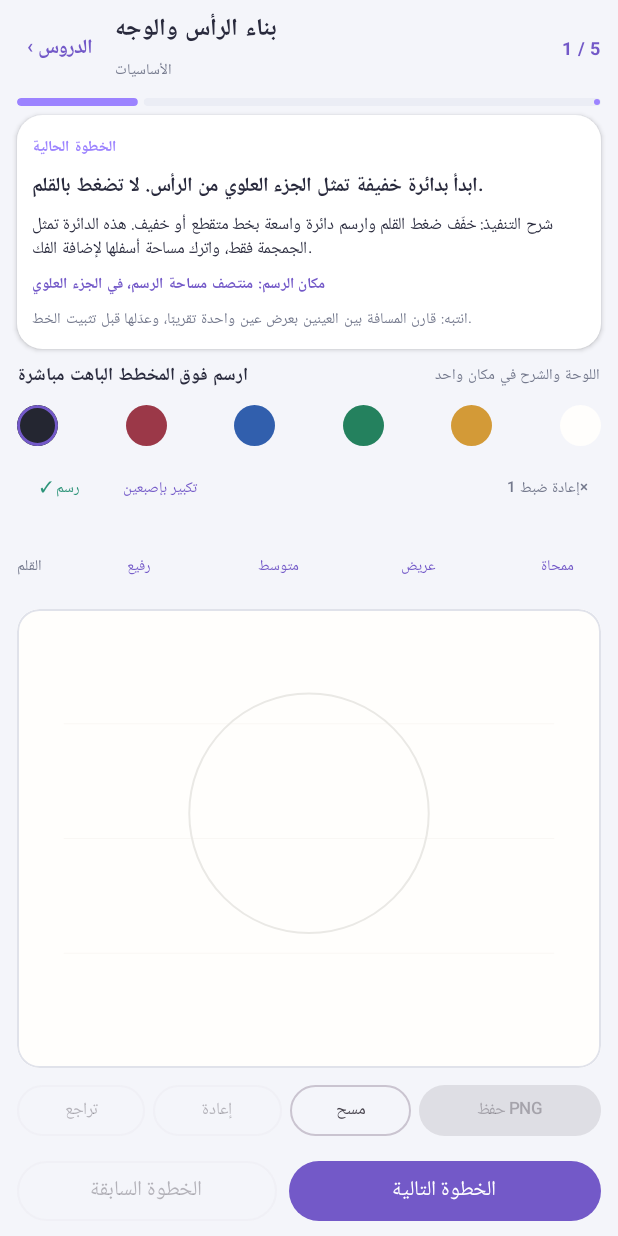
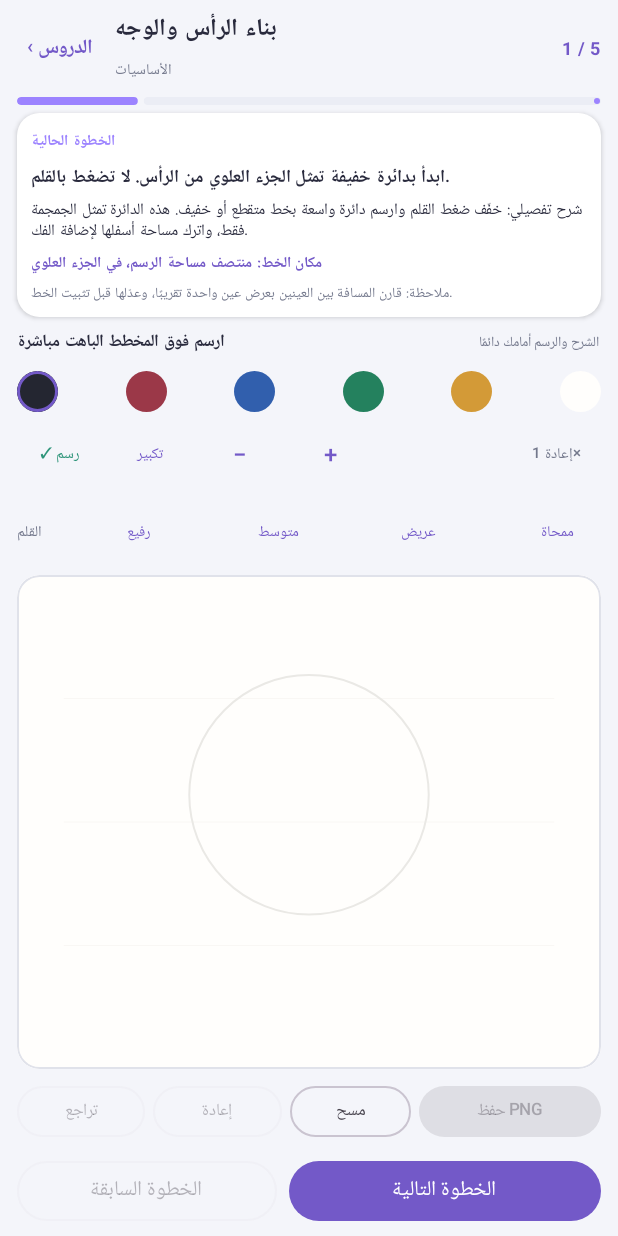
Before and after one commit to a730889067-sys/fluffy-waddle, an Android app built with Jetpack Compose: the screen it shows after launch (MainActivity), after a tap on an icon or button, on a phone screen of 412 x 824 dp. Run offline under Robolectric (Android 15) with nearby library versions, the phone set to English and light mode, and no system bars.

Commit message:
Improve integrated drawing lesson, reference zoom, and canvas export

```diff
--- a/anime-art-academy/app/src/main/java/com/animeartacademy/MainActivity.kt
+++ b/anime-art-academy/app/src/main/java/com/animeartacademy/MainActivity.kt
@@ -40,11 +40,14 @@ import androidx.compose.ui.graphics.drawscope.Stroke
 import androidx.compose.ui.graphics.toArgb
 import androidx.compose.ui.graphics.graphicsLayer
 import androidx.compose.ui.layout.ContentScale
+import androidx.compose.ui.layout.onSizeChanged
 import androidx.compose.ui.res.painterResource
 import androidx.compose.ui.input.pointer.pointerInput
 import androidx.compose.ui.text.font.FontWeight
+import androidx.compose.ui.unit.IntSize
 import androidx.compose.ui.unit.dp
 import androidx.compose.ui.unit.sp
+import androidx.compose.ui.window.Dialog
 
 private val Background = Color(0xFFF4F5FA)
 private val SurfaceDark = Color(0xFFFFFFFF)
@@ -538,9 +541,12 @@ private fun LessonScreen(
     isCompleted: Boolean,
     onComplete: () -> Unit
 ) {
+    var showReferenceImage by remember(lesson.id) { mutableStateOf(false) }
+    val portrait = characterPortrait(lesson)
+
     Column(
         Modifier.fillMaxSize().background(Background).padding(horizontal = 11.dp, vertical = 6.dp),
-        verticalArrangement = Arrangement.spacedBy(6.dp)
+        verticalArrangement = Arrangement.spacedBy(5.dp)
     ) {
         Row(
             Modifier.fillMaxWidth().heightIn(min = 42.dp),
@@ -564,34 +570,83 @@ private fun LessonScreen(
             trackColor = SurfaceRaised
         )
 
+        // Keep the exact instruction visible above the drawing area; the learner never needs
+        // to scroll away from the step they are copying.
         Card(
             Modifier.fillMaxWidth(),
-            shape = RoundedCornerShape(17.dp),
+            shape = RoundedCornerShape(15.dp),
             colors = CardDefaults.cardColors(containerColor = SurfaceDark),
             elevation = CardDefaults.cardElevation(defaultElevation = 2.dp)
         ) {
-            Column(Modifier.fillMaxWidth().padding(10.dp), verticalArrangement = Arrangement.spacedBy(5.dp)) {
-                Row(verticalAlignment = Alignment.CenterVertically, horizontalArrangement = Arrangement.spacedBy(9.dp)) {
-                    val portrait = characterPortrait(lesson)
+            Column(
+                Modifier.fillMaxWidth().padding(horizontal = 9.dp, vertical = 7.dp),
+                verticalArrangement = Arrangement.spacedBy(3.dp)
+            ) {
+                Row(
+                    verticalAlignment = Alignment.CenterVertically,
+                    horizontalArrangement = Arrangement.spacedBy(8.dp)
+                ) {
                     if (portrait != 0) {
                         Image(
                             painter = painterResource(portrait),
-                            contentDescription = "صورة مرجعية مرسومة للشخصية",
-                            modifier = Modifier.size(82.dp).clip(RoundedCornerShape(12.dp)).border(1.dp, SurfaceRaised, RoundedCornerShape(12.dp)),
+                            contentDescription = "الصورة المرجعية للشخصية، اضغط للتكبير",
+                            modifier = Modifier
+                                .size(58.dp)
+                                .clip(RoundedCornerShape(11.dp))
+                                .border(1.dp, SurfaceRaised, RoundedCornerShape(11.dp))
+                                .clickable { showReferenceImage = true },
                             contentScale = ContentScale.Crop
                         )
                     }
-                    Column(Modifier.weight(1f), verticalArrangement = Arrangement.spacedBy(3.dp)) {
-                        Text(if (portrait != 0) "مرجع الشخصية" else "الخطوة الحالية", color = lesson.accent, fontSize = 10.sp, fontWeight = FontWeight.Bold)
-                        Text(lesson.steps[step], color = Ink, fontSize = 13.sp, lineHeight = 19.sp, fontWeight = FontWeight.SemiBold)
-                        if (portrait != 0) {
-                            Text("استخدم الصورة لملاحظة شكل الشعر والوجه والملابس.", color = Muted, fontSize = 10.sp, lineHeight = 14.sp)
+                    Column(Modifier.weight(1f), verticalArrangement = Arrangement.spacedBy(2.dp)) {
+                        Row(
+                            Modifier.fillMaxWidth(),
+                            verticalAlignment = Alignment.CenterVertically,
+                            horizontalArrangement = Arrangement.SpaceBetween
+                        ) {
+                            Text(
+                                if (portrait != 0) "المرجع والخطوة الحالية" else "الخطوة الحالية",
+                                color = lesson.accent,
+                                fontSize = 10.sp,
+                                fontWeight = FontWeight.Bold
+                            )
+                            if (portrait != 0) {
+                                TextButton(
+                                    onClick = { showReferenceImage = true },
+                                    contentPadding = PaddingValues(horizontal = 5.dp, vertical = 0.dp)
+                                ) {
+                                    Text("تكبير الصورة", color = Accent, fontSize = 10.sp)
+                                }
+                            }
                         }
+                        Text(
+                            lesson.steps[step],
+                            color = Ink,
+                            fontSize = 12.sp,
+                            lineHeight = 17.sp,
+                            fontWeight = FontWeight.SemiBold
+                        )
                     }
                 }
-                Text("شرح التنفيذ: ${stepExplanation(lesson, step)}", color = Ink, fontSize = 11.sp, lineHeight = 16.sp)
-                Text("مكان الرسم: ${stepLocation(lesson, step)}", color = Accent, fontSize = 10.sp, lineHeight = 14.sp, fontWeight = FontWeight.SemiBold)
-                Text("انتبه: ${lesson.tip}", color = Muted, fontSize = 10.sp, lineHeight = 14.sp)
+                Text(
+                    "شرح تفصيلي: ${stepExplanation(lesson, step)}",
+                    color = Ink,
+                    fontSize = 10.5.sp,
+                    lineHeight = 14.sp
+                )
+                Text(
+                    "مكان الخط: ${stepLocation(lesson, step)}",
+                    color = Accent,
+                    fontSize = 10.sp,
+                    lineHeight = 13.sp,
+                    fontWeight = FontWeight.SemiBold
+                )
+                Text(
+                    "ملاحظة: ${lesson.tip}",
+                    color = Muted,
+                    fontSize = 9.5.sp,
+                    lineHeight = 12.sp
+                )
             }
         }
 
@@ -600,8 +655,8 @@ private fun LessonScreen(
             verticalAlignment = Alignment.CenterVertically,
             horizontalArrangement = Arrangement.SpaceBetween
         ) {
-            Text("ارسم فوق المخطط الباهت مباشرة", color = Ink, fontSize = 12.sp, fontWeight = FontWeight.Bold)
-            Text("اللوحة والشرح في مكان واحد", color = Muted, fontSize = 10.sp)
+            Text("ارسم فوق المخطط الباهت مباشرة", color = Ink, fontSize = 11.sp, fontWeight = FontWeight.Bold)
+            Text("الشرح والرسم أمامك دائمًا", color = Muted, fontSize = 9.sp)
         }
 
         DrawingPad(lesson, step, Modifier.fillMaxWidth().weight(1f))
@@ -638,6 +693,46 @@ private fun LessonScreen(
         }
         if (isCompleted) {
             Text("✓ تم حفظ إكمال هذا الدرس على هاتفك.", color = AccentMint, fontSize = 10.sp)
+        }
+    }
+
+    if (showReferenceImage && portrait != 0) {
+        Dialog(onDismissRequest = { showReferenceImage = false }) {
+            Surface(
+                modifier = Modifier.fillMaxWidth(),
+                shape = RoundedCornerShape(22.dp),
+                color = Color.White,
+                shadowElevation = 12.dp
+            ) {
+                Column(
+                    Modifier.fillMaxWidth().padding(14.dp),
+                    horizontalAlignment = Alignment.CenterHorizontally,
+                    verticalArrangement = Arrangement.spacedBy(9.dp)
+                ) {
+                    Row(
+                        Modifier.fillMaxWidth(),
+                        verticalAlignment = Alignment.CenterVertically,
+                        horizontalArrangement = Arrangement.SpaceBetween
+                    ) {
+                        Text("الصورة المرجعية للشخصية", color = Ink, fontWeight = FontWeight.Bold, fontSize = 15.sp)
+                        TextButton(onClick = { showReferenceImage = false }) {
+                            Text("إغلاق", color = Accent)
+                        }
+                    }
+                    Image(
+                        painter = painterResource(portrait),
+                        contentDescription = "مرجع مكبر للرسم",
+                        modifier = Modifier.fillMaxWidth().aspectRatio(1f).clip(RoundedCornerShape(15.dp)),
+                        contentScale = ContentScale.Fit
+                    )
+                    Text(
+                        "قارن شكل الرأس والشعر والملابس بهذه الصورة، ثم ارجع إلى لوحة الرسم.",
+                        color = Muted,
+                        fontSize = 11.sp,
+                        lineHeight = 16.sp
+                    )
+                }
+            }
         }
     }
 }
@@ -1037,13 +1132,40 @@ private fun DrawingPad(lesson: Lesson, step: Int, modifier: Modifier = Modifier)
     var selectedColor by remember(lesson.id) { mutableStateOf(Color(0xFF242631)) }
     var brushWidth by remember(lesson.id) { mutableStateOf(0.006f) }
     var pendingSave by remember(lesson.id) { mutableStateOf<List<InkStroke>>(emptyList()) }
+    var pendingCanvasSize by remember(lesson.id) { mutableStateOf(IntSize.Zero) }
     var zoomMode by remember(lesson.id) { mutableStateOf(false) }
     var zoomScale by remember(lesson.id) { mutableFloatStateOf(1f) }
     var zoomPan by remember(lesson.id) { mutableStateOf(Offset.Zero) }
+    var viewportSize by remember(lesson.id) { mutableStateOf(IntSize.Zero) }
+    fun updateZoom(targetScale: Float) {
+        val nextScale = targetScale.coerceIn(1f, 3.5f)
+        zoomScale = nextScale
+        if (nextScale <= 1f) {
+            zoomPan = Offset.Zero
+        } else {
+            val maxX = viewportSize.width * (nextScale - 1f) / 2f
+            val maxY = viewportSize.height * (nextScale - 1f) / 2f
+            zoomPan = Offset(
+                zoomPan.x.coerceIn(-maxX, maxX),
+                zoomPan.y.coerceIn(-maxY, maxY)
+            )
+        }
+    }
+
     val zoomState = rememberTransformableState { zoomChange, panChange, _ ->
         val newScale = (zoomScale * zoomChange).coerceIn(1f, 3.5f)
         zoomScale = newScale
-        zoomPan = if (newScale <= 1f) Offset.Zero else zoomPan + panChange
+        if (newScale <= 1f) {
+            zoomPan = Offset.Zero
+        } else {
+            val maxX = viewportSize.width * (newScale - 1f) / 2f
+            val maxY = viewportSize.height * (newScale - 1f) / 2f
+            val requested = zoomPan + panChange
+            zoomPan = Offset(
+                requested.x.coerceIn(-maxX, maxX),
+                requested.y.coerceIn(-maxY, maxY)
+            )
+        }
     }
 
     fun persistDrawing() {
@@ -1054,7 +1176,7 @@ private fun DrawingPad(lesson: Lesson, step: Int, modifier: Modifier = Modifier)
 
     val saveLauncher = rememberLauncherForActivityResult(ActivityResultContracts.CreateDocument("image/png")) { uri: Uri? ->
         if (uri != null) {
-            val ok = writeDrawing(context, uri, pendingSave)
+            val ok = writeDrawing(context, uri, pendingSave, pendingCanvasSize)
             Toast.makeText(context, if (ok) "تم حفظ الرسم بنجاح" else "تعذر حفظ الصورة", Toast.LENGTH_SHORT).show()
         }
     }
@@ -1076,22 +1198,31 @@ private fun DrawingPad(lesson: Lesson, step: Int, modifier: Modifier = Modifier)
         Row(
             Modifier.fillMaxWidth().heightIn(min = 30.dp),
             verticalAlignment = Alignment.CenterVertically,
-            horizontalArrangement = Arrangement.spacedBy(5.dp)
+            horizontalArrangement = Arrangement.spacedBy(2.dp)
         ) {
             TextButton(
                 onClick = { zoomMode = false },
-                contentPadding = PaddingValues(horizontal = 7.dp, vertical = 0.dp)
+                contentPadding = PaddingValues(horizontal = 5.dp, vertical = 0.dp)
             ) { Text(if (!zoomMode) "✓ رسم" else "رسم", color = if (!zoomMode) AccentMint else Accent, fontSize = 10.sp) }
             TextButton(
                 onClick = { zoomMode = true },
-                contentPadding = PaddingValues(horizontal = 7.dp, vertical = 0.dp)
-            ) { Text(if (zoomMode) "✓ تكبير بإصبعين" else "تكبير بإصبعين", color = if (zoomMode) AccentMint else Accent, fontSize = 10.sp) }
+                contentPadding = PaddingValues(horizontal = 5.dp, vertical = 0.dp)
+            ) { Text(if (zoomMode) "✓ تكبير" else "تكبير", color = if (zoomMode) AccentMint else Accent, fontSize = 10.sp) }
+            TextButton(
+                onClick = { zoomMode = true; updateZoom(zoomScale / 1.25f) },
+                contentPadding = PaddingValues(horizontal = 5.dp, vertical = 0.dp)
+            ) { Text("−", color = Accent, fontSize = 16.sp) }
+            TextButton(
+                onClick = { zoomMode = true; updateZoom(zoomScale * 1.25f) },
+                contentPadding = PaddingValues(horizontal = 5.dp, vertical = 0.dp)
+            ) { Text("+", color = Accent, fontSize = 16.sp) }
             Spacer(Modifier.weight(1f))
             TextButton(
-                onClick = { zoomScale = 1f; zoomPan = Offset.Zero },
-                contentPadding = PaddingValues(horizontal = 7.dp, vertical = 0.dp)
-            ) { Text("إعادة ضبط 1×", color = Muted, fontSize = 10.sp) }
+                onClick = { updateZoom(1f) },
+                contentPadding = PaddingValues(horizontal = 5.dp, vertical = 0.dp)
+            ) { Text("إعادة 1×", color = Muted, fontSize = 10.sp) }
         }
+
         Row(
             Modifier.fillMaxWidth().heightIn(min = 28.dp),
             verticalAlignment = Alignment.CenterVertically,
@@ -1115,6 +1246,7 @@ private fun DrawingPad(lesson: Lesson, step: Int, modifier: Modifier = Modifier)
         Box(
             Modifier.fillMaxWidth().weight(1f).clip(RoundedCornerShape(15.dp))
                 .background(Paper).border(1.dp, Color(0xFFE0E2EA), RoundedCornerShape(15.dp))
+                .onSizeChanged { viewportSize = it }
                 .transformable(state = zoomState, enabled = zoomMode)
         ) {
             Box(
@@ -1230,6 +1362,7 @@ private fun DrawingPad(lesson: Lesson, step: Int, modifier: Modifier = Modifier)
             Button(
                 onClick = {
                     pendingSave = strokes.toList()
+                    pendingCanvasSize = viewportSize
                     saveLauncher.launch("anime-art-${lesson.id}-${System.currentTimeMillis()}.png")
                 },
                 Modifier.weight(1.2f).heightIn(min = 34.dp),
@@ -1241,11 +1374,18 @@ private fun DrawingPad(lesson: Lesson, step: Int, modifier: Modifier = Modifier)
     }
 }
 
-private fun writeDrawing(context: Context, uri: Uri, strokes: List<InkStroke>): Boolean {
+private fun writeDrawing(context: Context, uri: Uri, strokes: List<InkStroke>, canvasSize: IntSize): Boolean {
     return try {
-        val bitmap = Bitmap.createBitmap(1200, 1200, Bitmap.Config.ARGB_8888)
+        val outputWidth = 1200
+        val ratio = if (canvasSize.width > 0 && canvasSize.height > 0) {
+            canvasSize.height.toFloat() / canvasSize.width.toFloat()
+        } else {
+            1f
+        }
+        val outputHeight = (outputWidth * ratio).toInt().coerceIn(600, 2400)
+        val bitmap = Bitmap.createBitmap(outputWidth, outputHeight, Bitmap.Config.ARGB_8888)
         val canvas = android.graphics.Canvas(bitmap)
-        canvas.drawColor(android.graphics.Color.rgb(250, 248, 242))
+        canvas.drawColor(Paper.toArgb())
         strokes.forEach { stroke ->
             if (stroke.points.isNotEmpty()) {
                 val path = AndroidPath()
```
